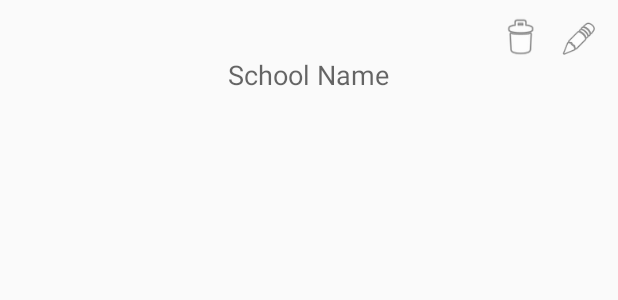
After one commit to nastala/MyPreSchool, an Android app: the layout layout_list_school_adapter.xml on its own in the app's theme, with its tools: preview values and no code run, on a phone screen of 412 x 824 dp. The commit adds this screen. Shown: the top 300 px of the screen. Run offline under Robolectric (Android 15) with nearby library versions, the phone set to English and light mode, and no system bars.

Commit message:
school edit, delete eklendi

```diff
--- /dev/null
+++ b/app/src/main/res/layout/layout_list_school_adapter.xml
@@ -0,0 +1,38 @@
+<?xml version="1.0" encoding="utf-8"?>
+<RelativeLayout xmlns:android="http://schemas.android.com/apk/res/android"
+    xmlns:app="http://schemas.android.com/apk/res-auto"
+    android:layout_width="match_parent"
+    android:layout_height="100dp">
+
+
+    <TextView
+        android:id="@+id/tvSchoolName"
+        android:layout_width="wrap_content"
+        android:layout_height="wrap_content"
+        android:layout_alignParentTop="true"
+        android:layout_centerHorizontal="true"
+        android:layout_marginBottom="10dp"
+        android:layout_marginTop="37dp"
+        android:text="School Name"
+        android:textAppearance="@style/TextAppearance.AppCompat.Medium" />
+
+    <ImageView
+        android:id="@+id/ivSchoolDelete"
+        android:layout_width="30dp"
+        android:layout_height="30dp"
+        android:layout_alignParentEnd="true"
+        android:layout_alignParentTop="true"
+        android:layout_marginEnd="50dp"
+        android:layout_marginTop="10dp"
+        app:srcCompat="@android:drawable/ic_menu_delete" />
+
+    <ImageView
+        android:id="@+id/ivSchoolEdit"
+        android:layout_width="25dp"
+        android:layout_height="25dp"
+        android:layout_alignParentEnd="true"
+        android:layout_alignParentTop="true"
+        android:layout_marginEnd="13dp"
+        android:layout_marginTop="13dp"
+        app:srcCompat="@android:drawable/ic_menu_edit" />
+</RelativeLayout>
```
Also changed, not shown: app/src/main/java/com/example/mypreschool/Adapters/SchoolAdapter.java (added, +84 -0 lines), app/src/main/java/com/example/mypreschool/Classes/School.java (added, +40 -0 lines), app/src/main/java/com/example/mypreschool/Classes/SchoolClass.java (added, +38 -0 lines), app/src/main/java/com/example/mypreschool/Fragments/AdminSchoolFragment.java (+92 -3 lines).
